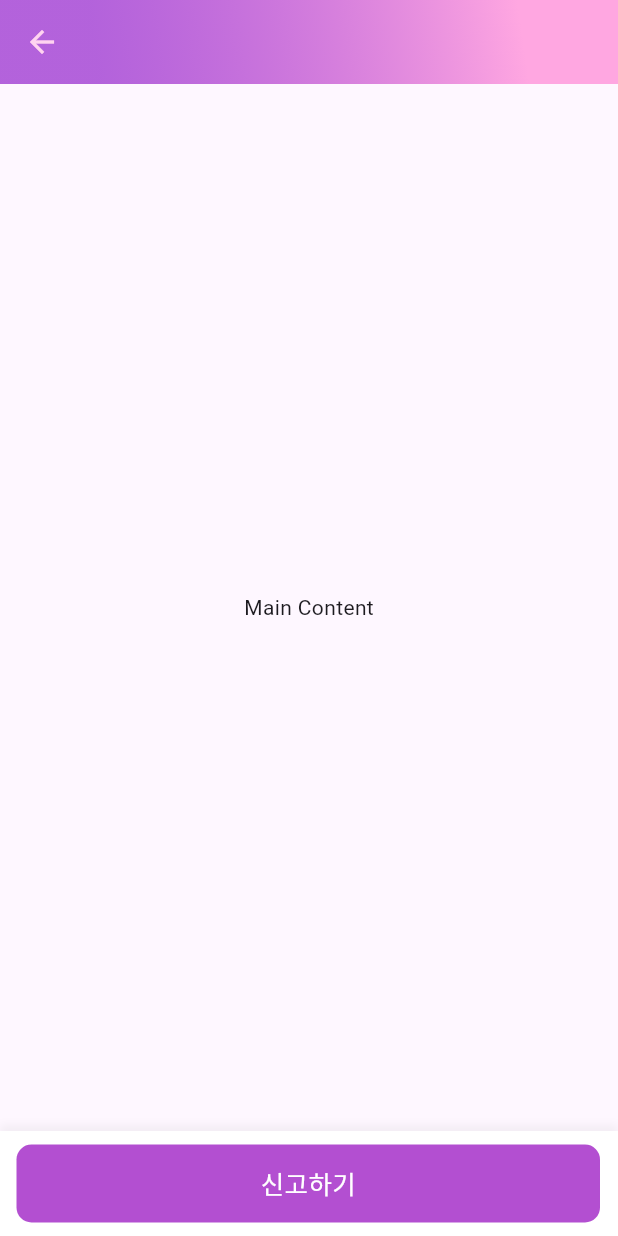
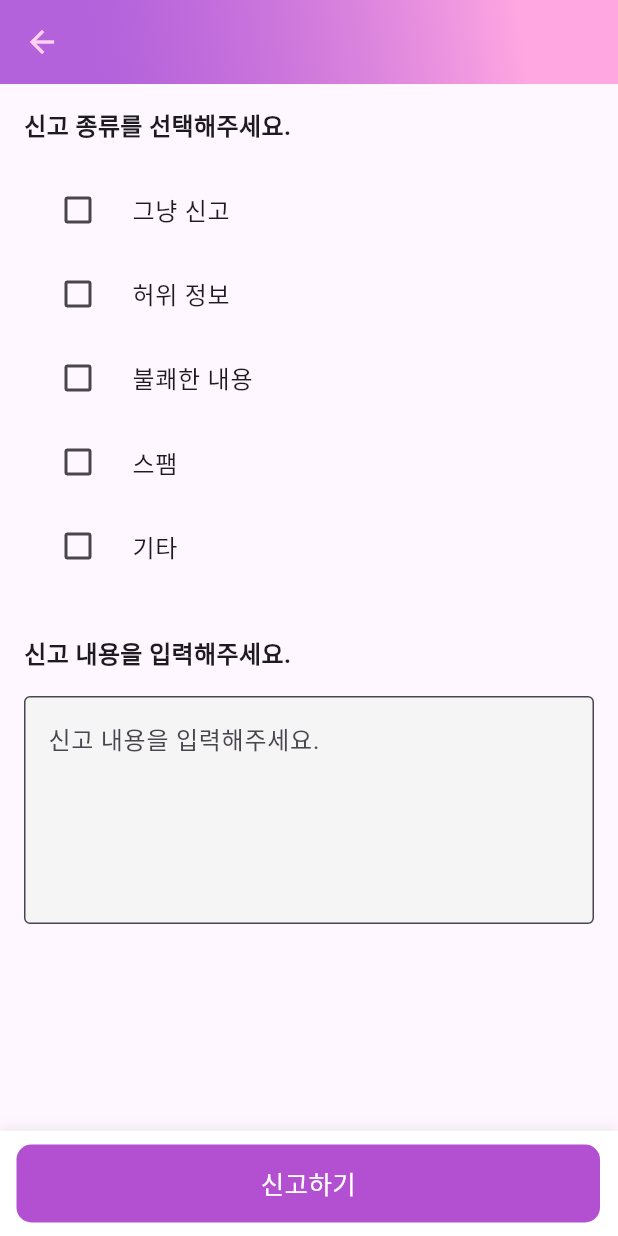
Before and after one commit to RINAHEO/Mogu-Modu_Gumae_front, a Flutter app: the PostReportPage screen opened directly, on a phone screen of 412 x 824 dp. Run offline on Flutter 3.47's test engine with Material 3 defaults, Android fonts, the light colour scheme and no system bars; our stand-ins replace file_picker, flutter_svg, geolocator, google_mobile_ads, permission_handler; missing offline and left inert: flutter_naver_map; network calls fail; Roboto replaces fonts that are missing (Inter).

Commit message:
feat: post_detail_page.dart 에 바텀 시트 추가, post_report_page.dart 로의 이동경로, 디자인 추가

```diff
--- a/lib/user/home/post/report/post_report_page.dart
+++ b/lib/user/home/post/report/post_report_page.dart
@@ -1,7 +1,21 @@
 import 'package:flutter/material.dart';
 
-class PostReportPage extends StatelessWidget {
+class PostReportPage extends StatefulWidget {
   const PostReportPage({super.key});
+
+  @override
+  _PostReportPageState createState() => _PostReportPageState();
+}
+
+class _PostReportPageState extends State<PostReportPage> {
+  String? _selectedReportType; // 선택된 신고 유형을 저장하는 변수
+  final TextEditingController _reportController = TextEditingController();
+
+  @override
+  void dispose() {
+    _reportController.dispose(); // 컨트롤러 해제
+    super.dispose();
+  }
 
   @override
   Widget build(BuildContext context) {
@@ -11,7 +25,7 @@ class PostReportPage extends StatelessWidget {
           icon: Icon(Icons.arrow_back),
           color: Color(0xFFFFD3F0),
           onPressed: () {
-            // 이 버튼을 눌렀을 때 실행될 동작을 정의하세요.
+            Navigator.pop(context);
           },
         ),
         flexibleSpace: Container(
@@ -19,13 +33,46 @@ class PostReportPage extends StatelessWidget {
             gradient: LinearGradient(
               begin: Alignment(0.68, -0.73),
               end: Alignment(-0.68, 0.73),
-              colors: [Color(0xFFFFA7E1), Color(0xB29322CC)],
+              colors: const [Color(0xFFFFA7E1), Color(0xB29322CC)],
             ),
           ),
         ),
       ),
-      body: Center(
-        child: Text('Main Content'),
+      body: SingleChildScrollView( // 스크롤 가능하도록 변경
+        child: Padding(
+          padding: const EdgeInsets.all(16.0),
+          child: Column(
+            crossAxisAlignment: CrossAxisAlignment.start,
+            children: [
+              Text(
+                '신고 종류를 선택해주세요.',
+                style: TextStyle(fontSize: 16, fontWeight: FontWeight.bold),
+              ),
+              SizedBox(height: 16),
+              _buildCheckboxOption('그냥 신고'),
+              _buildCheckboxOption('허위 정보'),
+              _buildCheckboxOption('불쾌한 내용'),
+              _buildCheckboxOption('스팸'),
+              _buildCheckboxOption('기타'),
+              SizedBox(height: 32),
+              Text(
+                '신고 내용을 입력해주세요.',
+                style: TextStyle(fontSize: 16, fontWeight: FontWeight.bold),
+              ),
+              SizedBox(height: 16),
+              TextField(
+                controller: _reportController,
+                maxLines: 5,
+                decoration: InputDecoration(
+                  hintText: '신고 내용을 입력해주세요.',
+                  border: OutlineInputBorder(),
+                  filled: true,
+                  fillColor: Colors.grey.shade100,
+                ),
+              ),
+            ],
+          ),
+        ),
       ),
       bottomNavigationBar: Container(
         width: double.infinity,
@@ -33,7 +80,7 @@ class PostReportPage extends StatelessWidget {
         padding: const EdgeInsets.only(top: 9, left: 11, right: 12, bottom: 9),
         decoration: BoxDecoration(
           color: Colors.white,
-          boxShadow: [
+          boxShadow: const [
             BoxShadow(
               color: Color(0x14737373),
               blurRadius: 4,
@@ -47,15 +94,20 @@ class PostReportPage extends StatelessWidget {
           crossAxisAlignment: CrossAxisAlignment.center,
           children: [
             Expanded(
+              child: Material(
+                color: Color(0xFFB34FD1),
+                borderRadius: BorderRadius.circular(10),
+                child: InkWell(
+                  onTap: () {
+                    // 신고하기 버튼 눌렀을 때 동작을 정의하세요.
+                    print('신고 내용: ${_reportController.text}');
+                    print('신고 종류: $_selectedReportType');
+                  },
+                  borderRadius: BorderRadius.circular(10),
+                  splashColor: Colors.white.withOpacity(0.3),
                   child: Container(
                     height: double.infinity,
                     padding: const EdgeInsets.all(10),
-                decoration: ShapeDecoration(
-                  color: Color(0xFFB34FD1),
-                  shape: RoundedRectangleBorder(
-                    borderRadius: BorderRadius.circular(10),
-                  ),
-                ),
                     child: Center(
                       child: Text(
                         '신고하기',
@@ -69,9 +121,25 @@ class PostReportPage extends StatelessWidget {
                     ),
                   ),
                 ),
+              ),
+            ),
           ],
         ),
       ),
     );
   }
+
+  Widget _buildCheckboxOption(String title) {
+    return CheckboxListTile(
+      title: Text(title),
+      value: _selectedReportType == title,
+      onChanged: (bool? value) {
+        setState(() {
+          _selectedReportType = value! ? title : null;
+        });
+      },
+      activeColor: Color(0xFFB34FD1),
+      controlAffinity: ListTileControlAffinity.leading, // 체크박스를 왼쪽에 배치
+    );
   }
+}
```
Also changed, not shown: lib/user/home/post/post_detail_page.dart (+44 -1 lines). Lines whose indentation alone changed are shown as unchanged.
